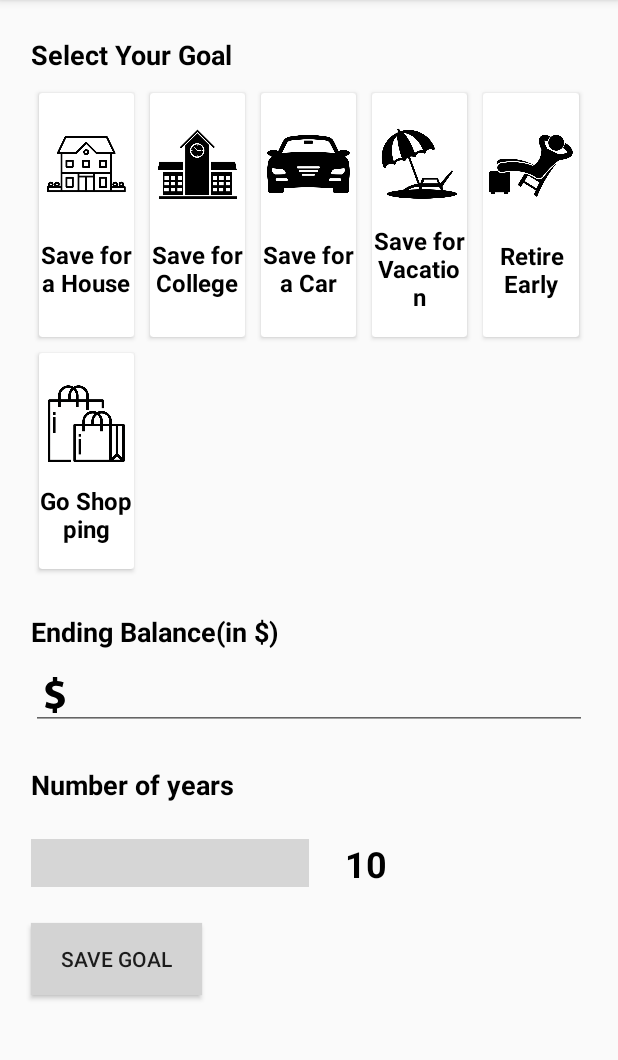
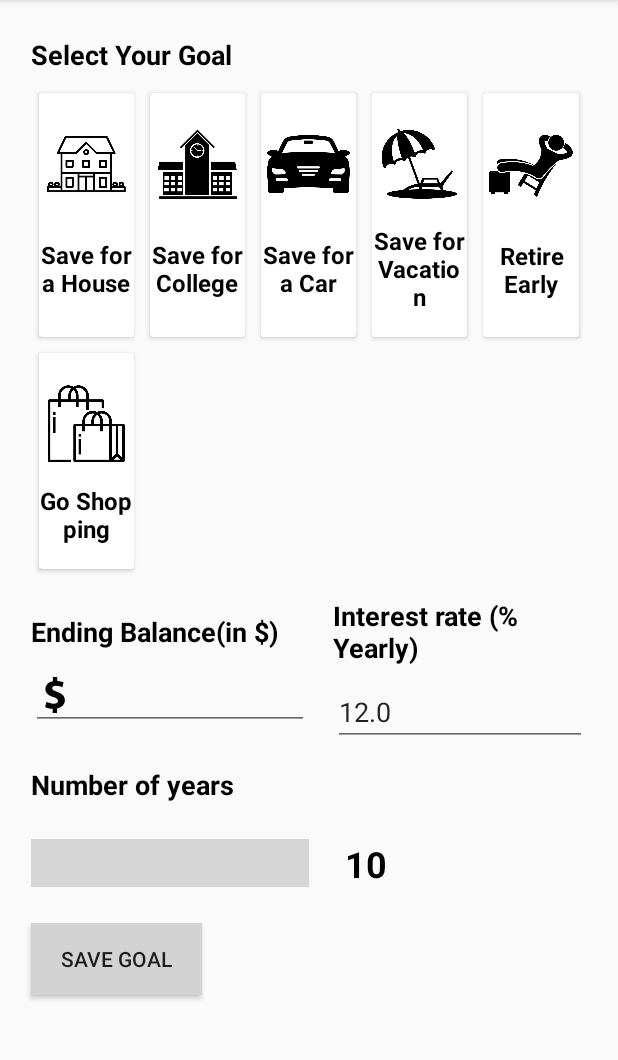
Before and after one commit to niteshjainmj/cuteapp, an Android app: the fragment GoalFragment shown on its own in the app's theme, on a phone screen of 412 x 824 dp, the part 84-1144 px from its top. Run offline under Robolectric (Android 15) with nearby library versions, the phone set to English and light mode, and no system bars; libraries missing offline, so code that uses them is left out: com.warkiz.widget; plain views replace IndicatorSeekBar; 3 statements that could not run were skipped; grey boxes are pictures that could not be loaded.

Commit message:
Added interest rate in goal setting

```diff
--- a/app/src/main/java/com/moneytruth/app/Models.kt
+++ b/app/src/main/java/com/moneytruth/app/Models.kt
@@ -2,6 +2,7 @@ package com.moneytruth.app
 
 import android.text.InputFilter
 import android.text.Spanned
+import java.util.*
 import java.util.regex.Matcher
 import java.util.regex.Pattern
 
@@ -11,7 +12,8 @@ data class SettingMenuItem(var mTitle : String, var mIndex : Int)
 data class GoalItem(var mTitle : String, var mIcon :Int, var mIndex : Int, var mSelected : Boolean)
 
 
-data class GoalDetails(var mGoalIndex : Int, var mGoalName : String, var mYears : Int, var mAmount : String)
+data class GoalDetails(var mGoalIndex : Int, var mGoalName : String, var mYears : Int, var mAmount : String,
+                       var mInterestRate : Double ,var mStartDate : Date)
 
 
 class DecimalDigitsInputFilter(digitsBeforeZero: Int, digitsAfterZero: Int) :
--- a/app/src/main/java/com/moneytruth/screens/GoalFragment.kt
+++ b/app/src/main/java/com/moneytruth/screens/GoalFragment.kt
@@ -16,6 +16,10 @@ import com.warkiz.widget.IndicatorSeekBar
 import com.warkiz.widget.OnSeekChangeListener
 import com.warkiz.widget.SeekParams
 import kotlinx.android.synthetic.main.fragment_goal.*
+import java.math.BigDecimal
+import java.text.NumberFormat
+import java.util.*
+import kotlin.collections.ArrayList
 
 
 class GoalFragment : Fragment() {
@@ -23,7 +27,8 @@ class GoalFragment : Fragment() {
 
     var mAllGoalItem = ArrayList<GoalItem>()
     var mSelectedIndex  = -1
-    var mHaveGoal = false
+
+    var mGoalDetails : GoalDetails? = null
 
 
     override fun onCreateView(
@@ -37,11 +42,58 @@ class GoalFragment : Fragment() {
     override fun onViewCreated(view: View, savedInstanceState: Bundle?) {
         super.onViewCreated(view, savedInstanceState)
         initView()
+
     }
 
     private fun initView() {
+        //Added Balance system
+        mEtBalance.setFilters(arrayOf<InputFilter>(
+            DecimalDigitsInputFilter(
+                25,
+                2
+            )
+        ))
+
+        mEtGoalInterest.setFilters(arrayOf<InputFilter>(
+            DecimalDigitsInputFilter(
+                4,
+                2
+            )
+        ))
+
+
+        mGoalDetails = AppManager.manager.getSavedGoalDetails(activity as Context)
+        if (mGoalDetails != null){
+            mSelectedIndex = AppManager.manager.getSelectedGoalIndexForList(mGoalDetails!!.mGoalIndex)
+
+
+            val bigDecimal = BigDecimal(mGoalDetails!!.mAmount)
+            bigDecimal.setScale(2, BigDecimal.ROUND_UP)
+            mEtBalance.setText(bigDecimal.toString())
+
+            val nf: NumberFormat = NumberFormat.getNumberInstance()
+            nf.maximumFractionDigits = 2
+            val rounded: String = nf.format(mGoalDetails!!.mInterestRate)
+            mEtGoalInterest.setText(rounded)
+
+            //Year selector
+
+            mIndicatorSeekBar.setProgress(mGoalDetails!!.mYears.toFloat())
+            val selectedVal = "" + mGoalDetails!!.mYears + " Years"
+            mTvGoalYear.setText(selectedVal)
+
+        }else{
+            var defaultInterestRate = "" + AppManager.DEFAULT_INTEREST_RATE
+            mEtGoalInterest.setText(defaultInterestRate)
+
+            val selectedVal = "" + mIndicatorSeekBar.min.toInt() + " Years"
+            mTvGoalYear.setText(selectedVal)
+
+        }
+
 
         //Set goal list
+        mAllGoalItem = AppManager.manager.getAllGoalList(activity as Context)
         val layoutManager = GridLayoutManager(activity, 5)
         mRvGoal.layoutManager = layoutManager
 //        val dividerItemDecoration = DividerItemDecoration(
@@ -49,7 +101,7 @@ class GoalFragment : Fragment() {
 //            layoutManager.getOrientation()
 //        )
         //mRvGoal.addItemDecoration(dividerItemDecoration)
-        mAllGoalItem = AppManager.manager.getAllGoalList(activity as Context)
+
 
         val adapter = GoalAdapter(
             activity as Context,
@@ -61,13 +113,7 @@ class GoalFragment : Fragment() {
         mRvGoal.adapter = adapter
 
 
-    //Added Balance system
-        mEtBalance.setFilters(arrayOf<InputFilter>(
-            DecimalDigitsInputFilter(
-                25,
-                2
-            )
-        ))
+
 
 
         //Year range handler
@@ -75,8 +121,6 @@ class GoalFragment : Fragment() {
 //
 //        }
 
-        val selectedVal = "" + mIndicatorSeekBar.min.toInt() + " Years"
-        mTvGoalYear.setText(selectedVal)
 
         mIndicatorSeekBar.setOnSeekChangeListener(object : OnSeekChangeListener {
             override fun onSeeking(seekParams: SeekParams) {
@@ -97,12 +141,14 @@ class GoalFragment : Fragment() {
 
         mGoalBtnSave.setBackgroundColor(AppManager.manager.getBtnBgColor(activity as Context))
         mGoalBtnSave.setOnClickListener {
-            if(isValidGoal() &&  isValidAmount()){
+            if(isValidGoal() &&  isValidAmount() && isValidInterestRate()){
                 var goalItem = GoalDetails(
                     mAllGoalItem[mSelectedIndex].mIndex,
                     mAllGoalItem[mSelectedIndex].mTitle,
                     mAmount = mEtBalance.text.toString().trim(),
-                    mYears = mIndicatorSeekBar.progress.toInt()
+                    mYears = mIndicatorSeekBar.progress.toInt(),
+                    mInterestRate = mEtGoalInterest.text.toString().trim().toDouble(),
+                    mStartDate = Date()
                 )
                 AppManager.manager.saveGoalDetails(activity as Context, goalItem)
 
@@ -136,5 +182,24 @@ class GoalFragment : Fragment() {
         return valid
     }
 
+    fun isValidInterestRate() : Boolean{
+        var valid = false
+        val interestRateStr  = mEtGoalInterest.text.toString().trim()
+        if(interestRateStr.isNotEmpty()){
+            var checkZero = interestRateStr.toDouble()
+            if(checkZero != 0.0){
+                valid = true
+            }else{
+                Toast.makeText(activity, getString(R.string.goal_interest_error_msg), Toast.LENGTH_SHORT).show()
+            }
+
+        }else{
+            Toast.makeText(activity, getString(R.string.goal_interest_error_msg), Toast.LENGTH_SHORT).show()
+
+        }
+
+        return valid
+    }
+
 
 }
--- a/app/src/main/res/layout/fragment_goal.xml
+++ b/app/src/main/res/layout/fragment_goal.xml
@@ -57,12 +57,12 @@
             android:layout_width="0dp"
             android:layout_height="wrap_content"
             android:layout_marginTop="24dp"
+            android:hint="@string/goal_money_hint"
             android:text="@string/goal_balance_label"
             android:textColor="@color/colorBlack"
             android:textSize="18sp"
             android:textStyle="bold"
-            android:hint="@string/goal_money_hint"
-            app:layout_constraintEnd_toStartOf="@+id/guideline12"
+            app:layout_constraintEnd_toStartOf="@+id/guideline10"
             app:layout_constraintHorizontal_bias="0.0"
             app:layout_constraintStart_toStartOf="@+id/guideline11"
             app:layout_constraintTop_toBottomOf="@+id/mRvGoal" />
@@ -76,7 +76,7 @@
             android:drawablePadding="10dp"
             android:ems="10"
             android:inputType="numberDecimal"
-            app:layout_constraintEnd_toStartOf="@+id/guideline12"
+            app:layout_constraintEnd_toStartOf="@+id/guideline10"
             app:layout_constraintStart_toStartOf="@+id/guideline11"
             app:layout_constraintTop_toBottomOf="@+id/textView15" />
 
@@ -165,6 +165,34 @@
             app:layout_constraintStart_toStartOf="@+id/guideline11"
             app:layout_constraintTop_toBottomOf="@+id/mIndicatorSeekBar" />
 
+        <TextView
+            android:id="@+id/textView"
+            android:layout_width="0dp"
+            android:layout_height="wrap_content"
+            android:layout_marginStart="16dp"
+            android:text="@string/goal_interest_rate_label"
+            android:textColor="@color/colorBlack"
+            android:textSize="18sp"
+
+            android:textStyle="bold"
+            app:layout_constraintBottom_toBottomOf="@+id/textView15"
+            app:layout_constraintEnd_toStartOf="@+id/guideline12"
+            app:layout_constraintStart_toEndOf="@+id/textView15"
+            app:layout_constraintTop_toTopOf="@+id/textView15" />
+
+        <EditText
+            android:id="@+id/mEtGoalInterest"
+            android:layout_width="0dp"
+            android:layout_height="wrap_content"
+            android:layout_marginStart="16dp"
+            android:layout_marginTop="8dp"
+            android:ems="10"
+            android:hint="@string/goal_interest_hint"
+            android:inputType="numberDecimal"
+            app:layout_constraintEnd_toStartOf="@+id/guideline12"
+            app:layout_constraintStart_toStartOf="@+id/guideline10"
+            app:layout_constraintTop_toBottomOf="@+id/textView" />
+
 
     </androidx.constraintlayout.widget.ConstraintLayout>
 </ScrollView>
--- a/app/src/main/res/values/strings.xml
+++ b/app/src/main/res/values/strings.xml
@@ -40,12 +40,14 @@
 
     <string name="goal_select_label">Select Your Goal</string>
     <string name="goal_balance_label">Ending Balance(in $)</string>
+    <string name="goal_interest_rate_label">Interest rate (% Yearly)</string>
     <string name="goal_no_of_years_label">Number of years</string>
     <string name="goal_set_btn_label">Save Goal</string>
 
 
     <string name="goal_select_error_msg">Please select any goal</string>
     <string name="goal_amount_error_msg">Please enter your goal amount</string>
+    <string name="goal_interest_error_msg">Please enter valid interest rate</string>
 
     <string name="goal_save_sucess">Goal Saved Successfully</string>
 
@@ -60,6 +62,8 @@
     <string name="goal_six">Go Shopping</string>
 
     <string name="goal_money_hint">Eg. 124.56</string>
+    <string name="goal_interest_hint">12.00</string>
+
 
     <string name="no_goal_selected_error">No Goal Selected</string>
     <string name="no_amount_error">Please enter amount</string>
```
Also changed, not shown: app/src/main/java/com/moneytruth/app/AppManager.kt (+85 -2 lines), app/src/main/java/com/moneytruth/app/StorageUtils.kt (+14 -0 lines), app/src/main/java/com/moneytruth/screens/HomeActivity.kt (+2 -6 lines).
